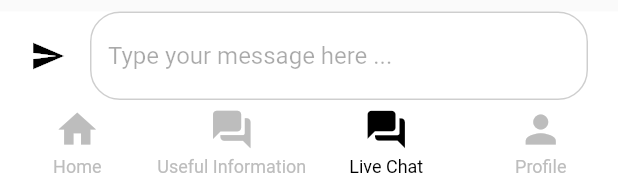
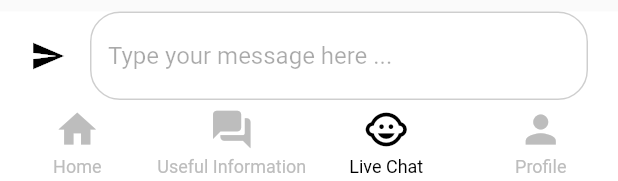
Before and after one commit to lydia0423/TB_e_health, a Flutter app: the Navigations widget shown alone on an empty page, opened directly, item 3 of the bottom bar chosen, on a phone screen of 412 x 824 dp. Shown: the part 1052-1233 px from the top of the screen. Run offline on Flutter 3.47's test engine with Material 2 defaults, Android fonts, the phone set to English and light mode, and no system bars; drawn by our look-alikes of persistent_bottom_nav_bar; our stand-ins replace bubble, cloud_firestore, date_format, device_preview, firebase_auth, firebase_core and 9 more; missing offline and left inert: android_alarm_manager; accounts and stored records are empty; statements that could not run were skipped.

Commit message:
- change the live chat logo.

```diff
--- a/lib/screens/navigations.dart
+++ b/lib/screens/navigations.dart
@@ -80,7 +80,8 @@ class _NavigationsState extends State<Navigations> {
       ),
       PersistentBottomNavBarItem(
         icon: Icon(
-          Icons.question_answer_rounded,
+          // Icons.chat, Icons.comment_rounded, Icons.contact_phone_outlined,
+          Icons.child_care_sharp,
           size: 30,
         ),
         title: ("Live Chat"),
```
